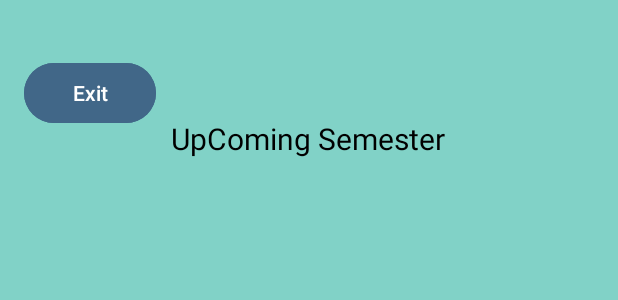
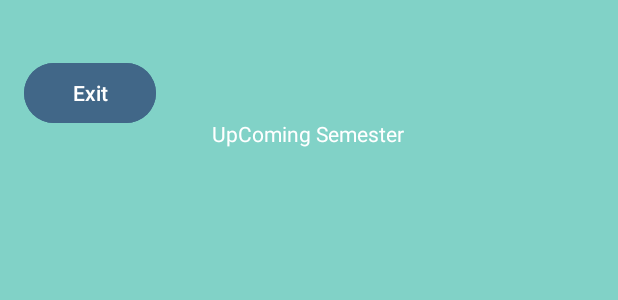
Before and after one commit to Nicholas127k/CprE-388-Project2, an Android app built with Jetpack Compose: the layout activity_class_schedule_screen.xml on its own in the app's theme, with its tools: preview values and no code run, on a phone screen of 412 x 824 dp. Shown: the top 300 px of the screen. Run offline under Robolectric (Android 15) with nearby library versions, the phone set to English and light mode, and no system bars.

```diff
--- a/WorkDayButBetter/app/src/main/res/layout/activity_class_schedule_screen.xml
+++ b/WorkDayButBetter/app/src/main/res/layout/activity_class_schedule_screen.xml
@@ -13,8 +13,7 @@
         android:id="@+id/textView3"
         android:layout_width="wrap_content"
         android:layout_height="wrap_content"
-        android:textColor="@color/black"
-        android:textSize="20sp"
+        android:textColor="@color/white"
         android:text="UpComing Semester"
         app:layout_constraintBottom_toBottomOf="parent"
         app:layout_constraintEnd_toEndOf="parent"
```
Also changed, not shown: WorkDayButBetter/app/src/main/AndroidManifest.xml (+4 -4 lines).
